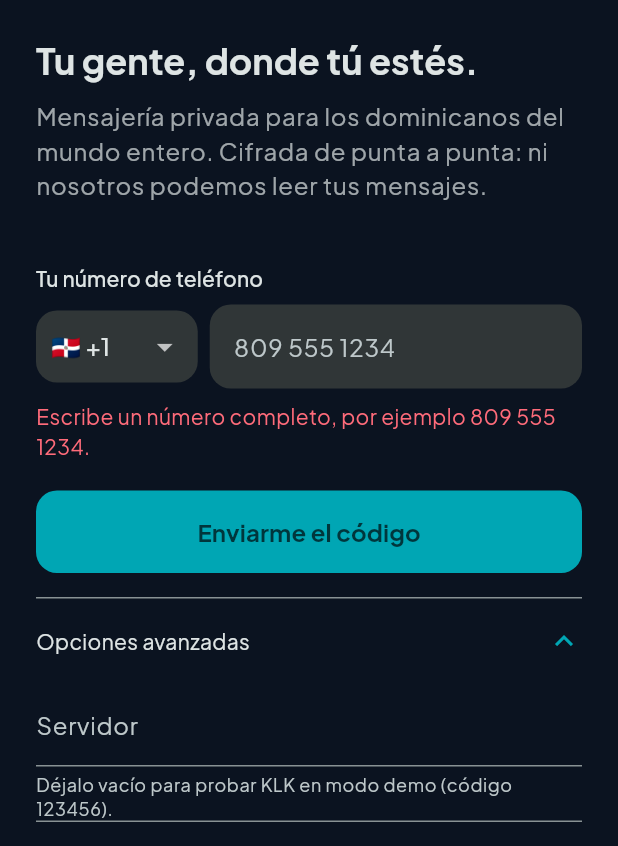
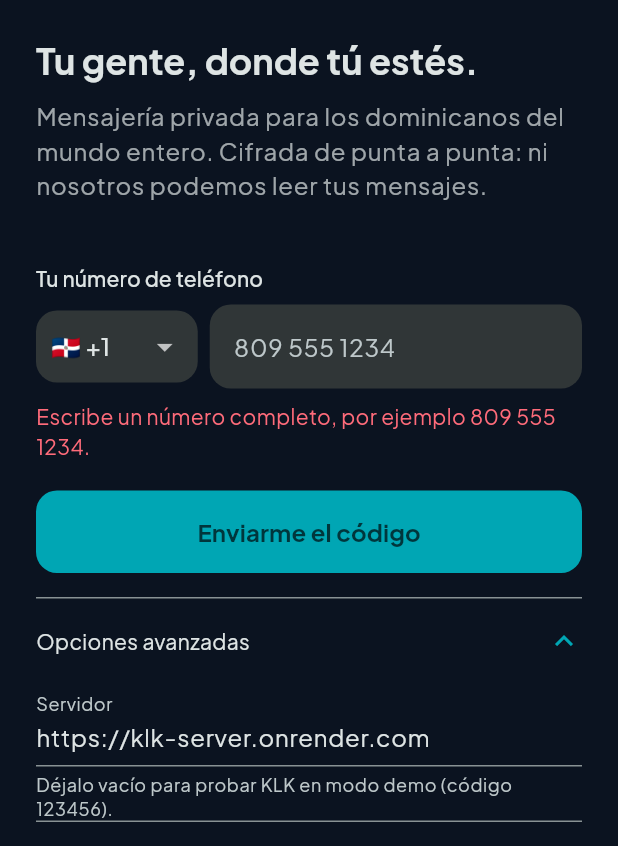
Before and after one commit to emmanuelmartinezgirlanda-hub/KLK-messenger-, a Flutter app: the screen it shows after launch, after a tap on "Enviarme el código", after a tap on "Opciones avanzadas", on a phone screen of 412 x 824 dp, the part 390-1236 px from its top. Run offline on Flutter 3.47's test engine with Material 3 defaults, Android fonts, the phone set to English and light mode, and no system bars; our stand-ins replace file_picker, flutter_contacts, flutter_riverpod, flutter_secure_storage, geolocator, google_fonts and 8 more; missing offline and left inert: cryptography, flutter_webrtc, google_mlkit_language_id, google_mlkit_translation, record; accounts and stored records are empty.

Commit message:
La app usa por defecto el servidor real https://klk-server.onrender.com
Co-Authored-By: Claude Opus 5.5 <noreply@anthropic.com>
Claude-Session: https://claude.ai/code/session_015GQh8azYGN5djrF2Lw489P

```diff
--- a/lib/core/config.dart
+++ b/lib/core/config.dart
@@ -6,7 +6,12 @@
 /// contactos y respuestas de ejemplo). El usuario también puede escribirla
 /// en "Opciones avanzadas" de la pantalla de bienvenida.
 abstract final class KlkConfig {
-  static const String defaultServer = String.fromEnvironment('KLK_SERVER');
+  static const String _serverFromBuild = String.fromEnvironment('KLK_SERVER');
+
+  /// Servidor oficial de KLK messenger. Si se vacía el campo en
+  /// "Opciones avanzadas", la app entra en modo demo.
+  static const String officialServer = 'https://klk-server.onrender.com';
+  static const String defaultServer = _serverFromBuild == '' ? officialServer : _serverFromBuild;
 
   /// Servidor TURN para llamadas cuando los dos móviles no pueden conectarse
   /// directamente (pasa en algunas redes móviles). Opcional:
--- a/lib/core/network/api_client.dart
+++ b/lib/core/network/api_client.dart
@@ -19,7 +19,7 @@ class ApiClient {
 
   final Uri base;
   final String? token;
-  static const _timeout = Duration(seconds: 15);
+  static const _timeout = Duration(seconds: 75); // el servidor gratuito tarda en "despertar"
 
   Uri _u(String path) => base.replace(path: '${base.path}$path');
 
```
